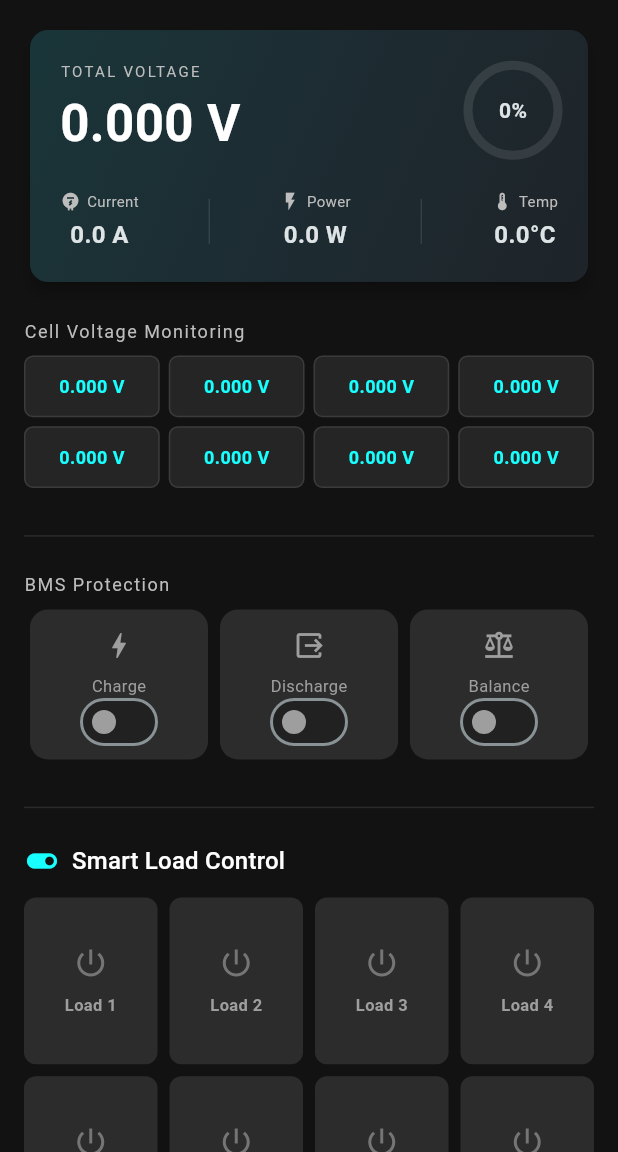
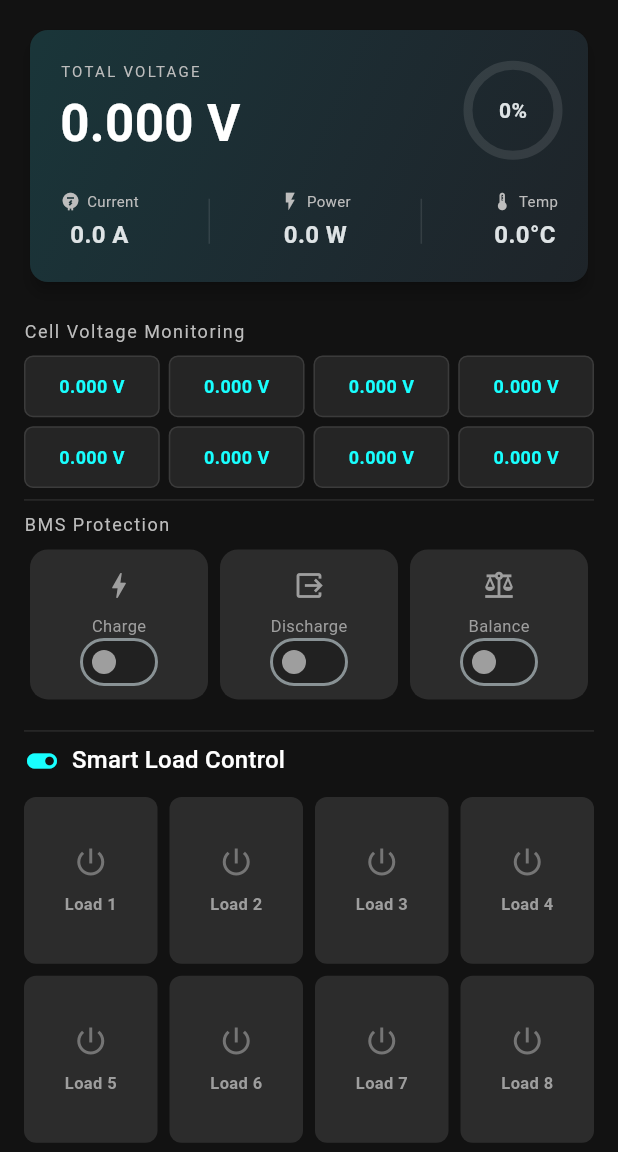
Before and after one commit to Zenalghi/bms_app, a Flutter app: the screen it shows after launch, on a phone screen of 412 x 824 dp, the part 84-1236 px from its top. Run offline on Flutter 3.47's test engine with Material 3 defaults, Android fonts, the phone set to English and light mode, and no system bars; missing offline and left inert: mqtt_client.

Commit message:
sizedboxclear

```diff
--- a/lib/main.dart
+++ b/lib/main.dart
@@ -339,9 +339,9 @@ class _BmsDashboardState extends State<BmsDashboard> {
                 },
               ),
 
-              const SizedBox(height: 24),
+              // const SizedBox(height: 24),
               const Divider(color: Colors.white10),
-              const SizedBox(height: 16),
+              // const SizedBox(height: 16),
 
               // 3. BMS CONTROL
               Text(
@@ -376,9 +376,9 @@ class _BmsDashboardState extends State<BmsDashboard> {
                 ],
               ),
 
-              const SizedBox(height: 24),
+              const SizedBox(height: 13),
               const Divider(color: Colors.white10),
-              const SizedBox(height: 16),
+              // const SizedBox(height: 16),
 
               // 4. LOAD CONTROL (RELAYS)
               Row(
```
